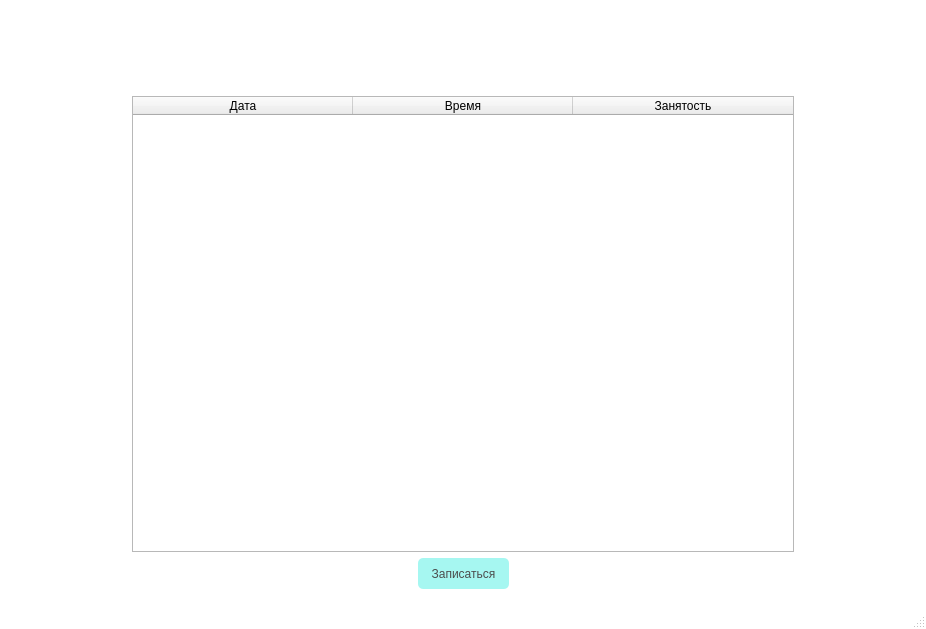
TomilinWow/PolyclinicSupportSystem, file ui/patient.ui: the form before one commit.
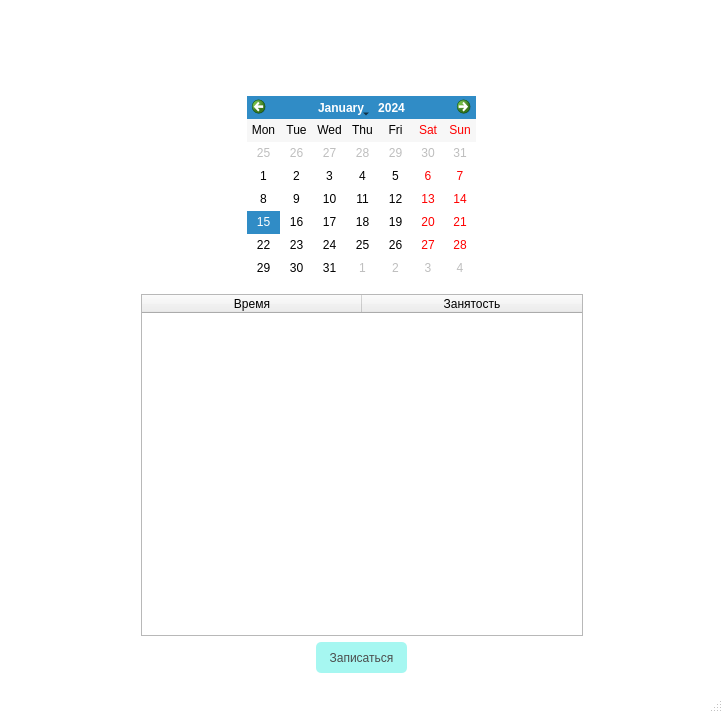
The form after the commit. The open tabs and pages were chosen to show the change. Icons and pictures are not drawn.

Diff of the .ui file:
```diff
--- a/ui/patient.ui
+++ b/ui/patient.ui
@@ -6,8 +6,8 @@
    <rect>
     <x>0</x>
     <y>0</y>
-    <width>926</width>
-    <height>629</height>
+    <width>723</width>
+    <height>713</height>
    </rect>
   </property>
   <property name="windowTitle">
@@ -383,7 +383,7 @@
       <widget class="QWidget" name="page_3">
        <layout class="QGridLayout" name="gridLayout_4">
         <item row="0" column="0">
-         <layout class="QVBoxLayout" name="verticalLayout_5">
+         <layout class="QVBoxLayout" name="verticalLayout_6">
           <item>
            <layout class="QHBoxLayout" name="horizontalLayout_52">
             <item>
@@ -420,9 +420,69 @@
            </layout>
           </item>
           <item>
-           <layout class="QHBoxLayout" name="horizontalLayout_8">
+           <layout class="QVBoxLayout" name="verticalLayout_5">
+            <property name="spacing">
+             <number>15</number>
+            </property>
             <item>
-             <spacer name="horizontalSpacer_10">
+             <layout class="QHBoxLayout" name="horizontalLayout_29">
+              <item>
+               <spacer name="horizontalSpacer_50">
+                <property name="orientation">
+                 <enum>Qt::Horizontal</enum>
+                </property>
+                <property name="sizeHint" stdset="0">
+                 <size>
+                  <width>40</width>
+                  <height>20</height>
+                 </size>
+                </property>
+               </spacer>
+              </item>
+              <item>
+               <widget class="QCalendarWidget" name="calendarWidget">
+                <property name="maximumSize">
+                 <size>
+                  <width>302</width>
+                  <height>183</height>
+                 </size>
+                </property>
+                <property name="selectionMode">
+                 <enum>QCalendarWidget::SingleSelection</enum>
+                </property>
+                <property name="horizontalHeaderFormat">
+                 <enum>QCalendarWidget::ShortDayNames</enum>
+                </property>
+                <property name="verticalHeaderFormat">
+                 <enum>QCalendarWidget::NoVerticalHeader</enum>
+                </property>
+                <property name="navigationBarVisible">
+                 <bool>true</bool>
+                </property>
+                <property name="dateEditEnabled">
+                 <bool>true</bool>
+                </property>
+               </widget>
+              </item>
+              <item>
+               <spacer name="horizontalSpacer_51">
+                <property name="orientation">
+                 <enum>Qt::Horizontal</enum>
+                </property>
+                <property name="sizeHint" stdset="0">
+                 <size>
+                  <width>40</width>
+                  <height>20</height>
+                 </size>
+                </property>
+               </spacer>
+              </item>
+             </layout>
+            </item>
+            <item>
+             <layout class="QHBoxLayout" name="horizontalLayout_9">
+              <item>
+               <spacer name="horizontalSpacer_23">
               <property name="orientation">
                <enum>Qt::Horizontal</enum>
               </property>
@@ -450,7 +510,7 @@
               </property>
               <property name="maximumSize">
                <size>
-                <width>662</width>
+                  <width>442</width>
                 <height>16777215</height>
                </size>
               </property>
@@ -496,11 +556,6 @@
               <attribute name="verticalHeaderShowSortIndicator" stdset="0">
                <bool>false</bool>
               </attribute>
-              <column>
-               <property name="text">
-                <string>Дата</string>
-               </property>
-              </column>
               <column>
                <property name="text">
                 <string>Время</string>
@@ -514,7 +569,7 @@
              </widget>
             </item>
             <item>
-             <spacer name="horizontalSpacer_11">
+               <spacer name="horizontalSpacer_24">
               <property name="orientation">
                <enum>Qt::Horizontal</enum>
               </property>
@@ -525,6 +580,8 @@
                </size>
               </property>
              </spacer>
+              </item>
+             </layout>
             </item>
            </layout>
           </item>
```
Left out of the diff: 4 changed lines with no effect on the pictures. Lines whose indentation alone changed are shown as unchanged.
